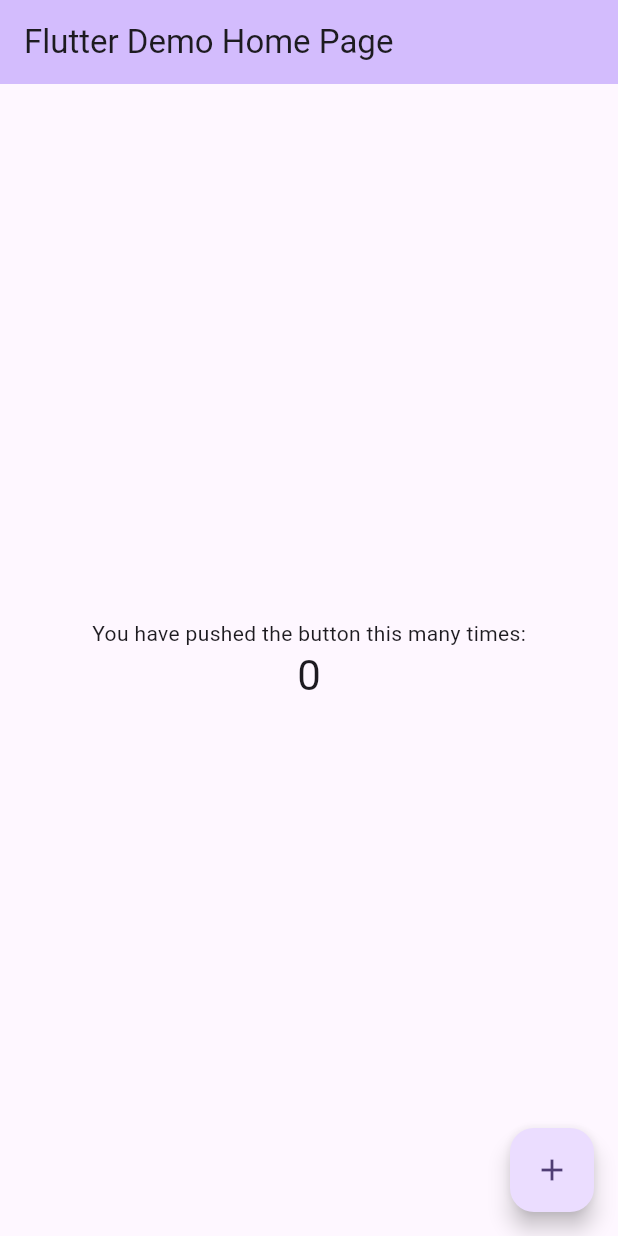
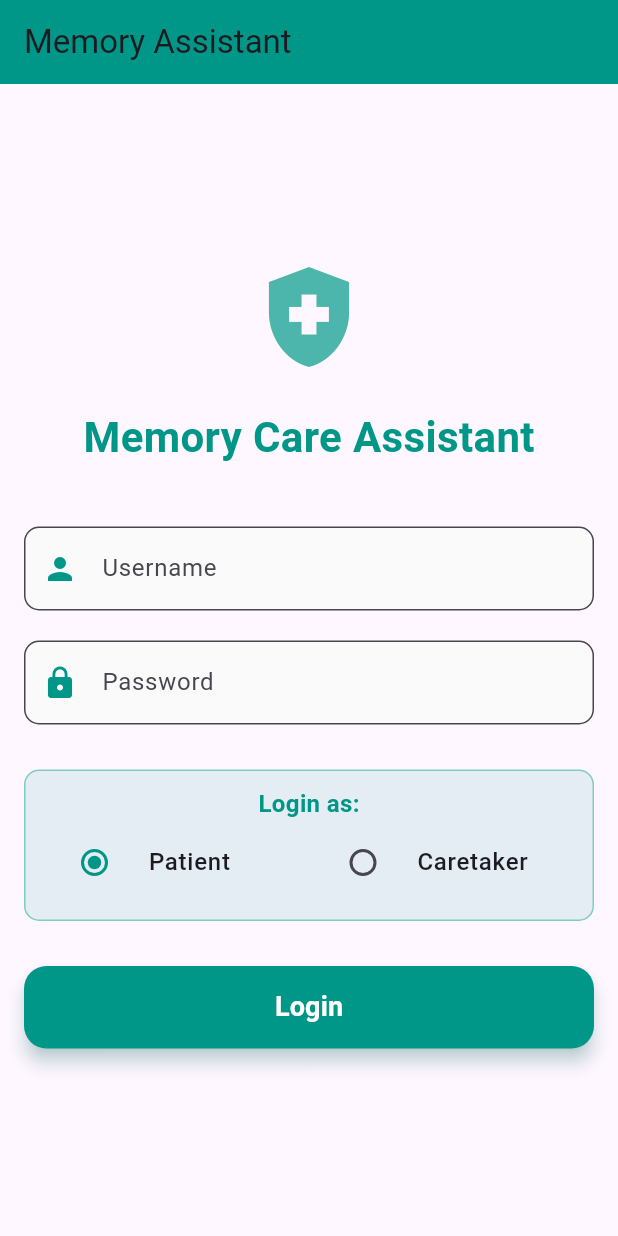
Before and after one commit to sanjaysagar12/memory_assistant, a Flutter app: the screen it shows after launch, on a phone screen of 412 x 824 dp. Run offline on Flutter 3.47's test engine with Material 3 defaults, Android fonts, the phone set to English and light mode, and no system bars.

Commit message:
apped built

```diff
--- a/lib/main.dart
+++ b/lib/main.dart
@@ -1,123 +1,37 @@
 import 'package:flutter/material.dart';
+import 'screens/login_screen.dart';
+import 'screens/home_screen.dart';
 
 void main() {
   runApp(const MyApp());
 }
 
 class MyApp extends StatelessWidget {
-  const MyApp({super.key});
+  const MyApp({Key? key}) : super(key: key);
 
-  // This widget is the root of your application.
   @override
   Widget build(BuildContext context) {
     return MaterialApp(
-      title: 'Flutter Demo',
+      title: 'Memory Assistant App',
       theme: ThemeData(
-        // This is the theme of your application.
-        //
-        // TRY THIS: Try running your application with "flutter run". You'll see
-        // the application has a purple toolbar. Then, without quitting the app,
-        // try changing the seedColor in the colorScheme below to Colors.green
-        // and then invoke "hot reload" (save your changes or press the "hot
-        // reload" button in a Flutter-supported IDE, or press "r" if you used
-        // the command line to start the app).
-        //
-        // Notice that the counter didn't reset back to zero; the application
-        // state is not lost during the reload. To reset the state, use hot
-        // restart instead.
-        //
-        // This works for code too, not just values: Most code changes can be
-        // tested with just a hot reload.
-        colorScheme: ColorScheme.fromSeed(seedColor: Colors.deepPurple),
-        useMaterial3: true,
+        primarySwatch: Colors.teal,
+        visualDensity: VisualDensity.adaptivePlatformDensity,
       ),
-      home: const MyHomePage(title: 'Flutter Demo Home Page'),
+      home: const LoginScreen(),
+      routes: {'/login': (context) => const LoginScreen()},
+      onGenerateRoute: (settings) {
+        if (settings.name == '/home') {
+          final args = settings.arguments as Map<String, dynamic>;
+          return MaterialPageRoute(
+            builder:
+                (context) => HomeScreen(
+                  role: args['role'] as String,
+                  username: args['username'] as String,
+                ),
+          );
+        }
+        return null;
+      },
     );
   }
 }
-
-class MyHomePage extends StatefulWidget {
-  const MyHomePage({super.key, required this.title});
-
-  // This widget is the home page of your application. It is stateful, meaning
-  // that it has a State object (defined below) that contains fields that affect
-  // how it looks.
-
-  // This class is the configuration for the state. It holds the values (in this
-  // case the title) provided by the parent (in this case the App widget) and
-  // used by the build method of the State. Fields in a Widget subclass are
-  // always marked "final".
-
-  final String title;
-
-  @override
-  State<MyHomePage> createState() => _MyHomePageState();
-}
-
-class _MyHomePageState extends State<MyHomePage> {
-  int _counter = 0;
-
-  void _incrementCounter() {
-    setState(() {
-      // This call to setState tells the Flutter framework that something has
-      // changed in this State, which causes it to rerun the build method below
-      // so that the display can reflect the updated values. If we changed
-      // _counter without calling setState(), then the build method would not be
-      // called again, and so nothing would appear to happen.
-      _counter++;
-    });
-  }
-
-  @override
-  Widget build(BuildContext context) {
-    // This method is rerun every time setState is called, for instance as done
-    // by the _incrementCounter method above.
-    //
-    // The Flutter framework has been optimized to make rerunning build methods
-    // fast, so that you can just rebuild anything that needs updating rather
-    // than having to individually change instances of widgets.
-    return Scaffold(
-      appBar: AppBar(
-        // TRY THIS: Try changing the color here to a specific color (to
-        // Colors.amber, perhaps?) and trigger a hot reload to see the AppBar
-        // change color while the other colors stay the same.
-        backgroundColor: Theme.of(context).colorScheme.inversePrimary,
-        // Here we take the value from the MyHomePage object that was created by
-        // the App.build method, and use it to set our appbar title.
-        title: Text(widget.title),
-      ),
-      body: Center(
-        // Center is a layout widget. It takes a single child and positions it
-        // in the middle of the parent.
-        child: Column(
-          // Column is also a layout widget. It takes a list of children and
-          // arranges them vertically. By default, it sizes itself to fit its
-          // children horizontally, and tries to be as tall as its parent.
-          //
-          // Column has various properties to control how it sizes itself and
-          // how it positions its children. Here we use mainAxisAlignment to
-          // center the children vertically; the main axis here is the vertical
-          // axis because Columns are vertical (the cross axis would be
-          // horizontal).
-          //
-          // TRY THIS: Invoke "debug painting" (choose the "Toggle Debug Paint"
-          // action in the IDE, or press "p" in the console), to see the
-          // wireframe for each widget.
-          mainAxisAlignment: MainAxisAlignment.center,
-          children: <Widget>[
-            const Text('You have pushed the button this many times:'),
-            Text(
-              '$_counter',
-              style: Theme.of(context).textTheme.headlineMedium,
-            ),
-          ],
-        ),
-      ),
-      floatingActionButton: FloatingActionButton(
-        onPressed: _incrementCounter,
-        tooltip: 'Increment',
-        child: const Icon(Icons.add),
-      ), // This trailing comma makes auto-formatting nicer for build methods.
-    );
-  }
-}
--- /dev/null
+++ b/lib/screens/login_screen.dart
@@ -0,0 +1,245 @@
+import 'package:flutter/material.dart';
+
+class LoginScreen extends StatefulWidget {
+  const LoginScreen({Key? key}) : super(key: key);
+
+  @override
+  _LoginScreenState createState() => _LoginScreenState();
+}
+
+class _LoginScreenState extends State<LoginScreen> {
+  final _formKey = GlobalKey<FormState>();
+  final _usernameController = TextEditingController();
+  final _passwordController = TextEditingController();
+  String _selectedRole = "patient"; // Default role
+
+  @override
+  void dispose() {
+    _usernameController.dispose();
+    _passwordController.dispose();
+    super.dispose();
+  }
+
+  void _handleLogin() {
+    if (_formKey.currentState!.validate()) {
+      // Here you would typically authenticate with your backend
+      // For now, we'll just navigate to the home page
+      Navigator.pushReplacementNamed(
+        context,
+        '/home',
+        arguments: {'role': _selectedRole, 'username': _usernameController.text},
+      );
+    }
+  }
+
+  @override
+  Widget build(BuildContext context) {
+    // Get screen size to make UI responsive
+    final screenSize = MediaQuery.of(context).size;
+    final keyboardVisible = MediaQuery.of(context).viewInsets.bottom > 0;
+
+    return Scaffold(
+      appBar: AppBar(
+        title: const Text("Memory Assistant"),
+        backgroundColor: Colors.teal,
+      ),
+      // Using SingleChildScrollView to ensure content is scrollable when keyboard appears
+      body: SafeArea(
+        child: SingleChildScrollView(
+          physics: const ClampingScrollPhysics(),
+          child: Padding(
+            padding: const EdgeInsets.all(16.0),
+            child: Form(
+              key: _formKey,
+              child: ConstrainedBox(
+                constraints: BoxConstraints(
+                  minHeight: screenSize.height - AppBar().preferredSize.height - MediaQuery.of(context).padding.top - 32,
+                ),
+                child: Column(
+                  mainAxisAlignment: MainAxisAlignment.center,
+                  crossAxisAlignment: CrossAxisAlignment.center,
+                  children: [
+                    // Hide logo when keyboard is visible to save space
+                    if (!keyboardVisible)
+                      Container(
+                        margin: const EdgeInsets.only(bottom: 30, top: 20),
+                        child: Column(
+                          children: [
+                            Icon(
+                              Icons.health_and_safety,
+                              size: 80,
+                              color: Colors.teal.shade300,
+                            ),
+                            const SizedBox(height: 20),
+                            const Text(
+                              "Memory Care Assistant",
+                              style: TextStyle(
+                                fontSize: 28,
+                                fontWeight: FontWeight.bold,
+                                color: Colors.teal,
+                              ),
+                            ),
+                          ],
+                        ),
+                      )
+                    else
+                      const SizedBox(height: 20),
+
+                    // Username field with improved styling
+                    Container(
+                      margin: const EdgeInsets.symmetric(vertical: 10),
+                      child: TextFormField(
+                        controller: _usernameController,
+                        decoration: InputDecoration(
+                          labelText: "Username",
+                          hintText: "Enter your username",
+                          border: OutlineInputBorder(
+                            borderRadius: BorderRadius.circular(10),
+                          ),
+                          focusedBorder: OutlineInputBorder(
+                            borderRadius: BorderRadius.circular(10),
+                            borderSide: BorderSide(color: Colors.teal.shade400, width: 2),
+                          ),
+                          prefixIcon: const Icon(Icons.person, color: Colors.teal),
+                          filled: true,
+                          fillColor: Colors.grey.shade50,
+                          contentPadding: const EdgeInsets.symmetric(vertical: 16),
+                        ),
+                        validator: (value) {
+                          if (value == null || value.isEmpty) {
+                            return 'Please enter your username';
+                          }
+                          return null;
+                        },
+                      ),
+                    ),
+
+                    // Password field with improved styling
+                    Container(
+                      margin: const EdgeInsets.symmetric(vertical: 10),
+                      child: TextFormField(
+                        controller: _passwordController,
+                        obscureText: true,
+                        decoration: InputDecoration(
+                          labelText: "Password",
+                          hintText: "Enter your password",
+                          border: OutlineInputBorder(
+                            borderRadius: BorderRadius.circular(10),
+                          ),
+                          focusedBorder: OutlineInputBorder(
+                            borderRadius: BorderRadius.circular(10),
+                            borderSide: BorderSide(color: Colors.teal.shade400, width: 2),
+                          ),
+                          prefixIcon: const Icon(Icons.lock, color: Colors.teal),
+                          filled: true,
+                          fillColor: Colors.grey.shade50,
+                          contentPadding: const EdgeInsets.symmetric(vertical: 16),
+                        ),
+                        validator: (value) {
+                          if (value == null || value.isEmpty) {
+                            return 'Please enter your password';
+                          }
+                          return null;
+                        },
+                      ),
+                    ),
+
+                    const SizedBox(height: 20),
+
+                    // Role selection with improved styling
+                    Container(
+                      padding: const EdgeInsets.all(10),
+                      decoration: BoxDecoration(
+                        color: Colors.teal.withOpacity(0.1),
+                        borderRadius: BorderRadius.circular(10),
+                        border: Border.all(color: Colors.teal.shade200),
+                      ),
+                      child: Column(
+                        children: [
+                          const Text(
+                            "Login as:",
+                            style: TextStyle(
+                              fontSize: 16,
+                              fontWeight: FontWeight.bold,
+                              color: Colors.teal,
+                            ),
+                          ),
+                          Row(
+                            mainAxisAlignment: MainAxisAlignment.center,
+                            children: [
+                              Expanded(
+                                child: RadioListTile<String>(
+                                  title: const Text(
+                                    "Patient",
+                                    style: TextStyle(fontWeight: FontWeight.w500),
+                                  ),
+                                  value: "patient",
+                                  groupValue: _selectedRole,
+                                  activeColor: Colors.teal,
+                                  onChanged: (value) {
+                                    setState(() {
+                                      _selectedRole = value!;
+                                    });
+                                  },
+                                ),
+                              ),
+                              Expanded(
+                                child: RadioListTile<String>(
+                                  title: const Text(
+                                    "Caretaker",
+                                    style: TextStyle(fontWeight: FontWeight.w500),
+                                  ),
+                                  value: "caretaker",
+                                  groupValue: _selectedRole,
+                                  activeColor: Colors.teal,
+                                  onChanged: (value) {
+                                    setState(() {
+                                      _selectedRole = value!;
+                                    });
+                                  },
+                                ),
+                              ),
+                            ],
+                          ),
+                        ],
+                      ),
+                    ),
+
+                    const SizedBox(height: 30),
+
+                    // Login button with improved styling
+                    SizedBox(
+                      width: double.infinity,
+                      height: 55,
+                      child: ElevatedButton(
+                        onPressed: _handleLogin,
+                        style: ElevatedButton.styleFrom(
+                          backgroundColor: Colors.teal,
+                          foregroundColor: Colors.white,
+                          elevation: 5,
+                          shadowColor: Colors.teal.withOpacity(0.5),
+                          shape: RoundedRectangleBorder(
+                            borderRadius: BorderRadius.circular(15),
+                          ),
+                        ),
+                        child: const Text(
+                          "Login",
+                          style: TextStyle(fontSize: 18, fontWeight: FontWeight.bold),
+                        ),
+                      ),
+                    ),
+
+                    // Add some bottom spacing
+                    const SizedBox(height: 30),
+                  ],
+                ),
+              ),
+            ),
+          ),
+        ),
+      ),
+      // Resize to avoid bottom overflow when keyboard is visible
+      resizeToAvoidBottomInset: true,
+    );
+  }
+}
```
Also changed, not shown: lib/screens/home_screen.dart (added, +312 -0 lines), 1 other file.
